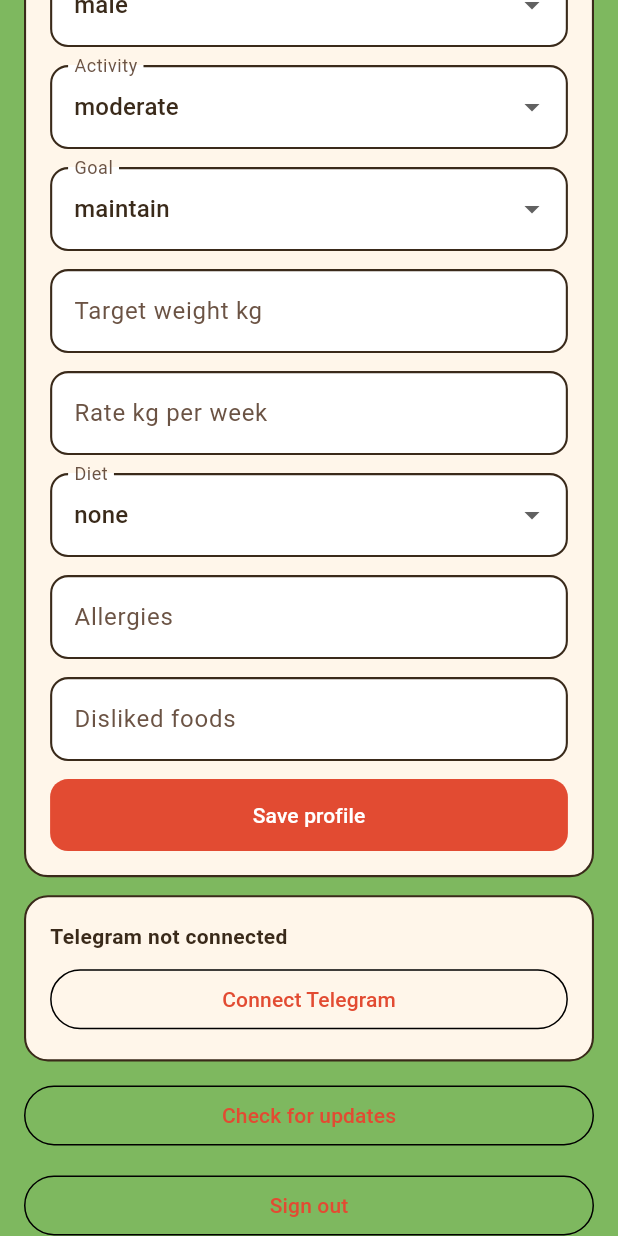
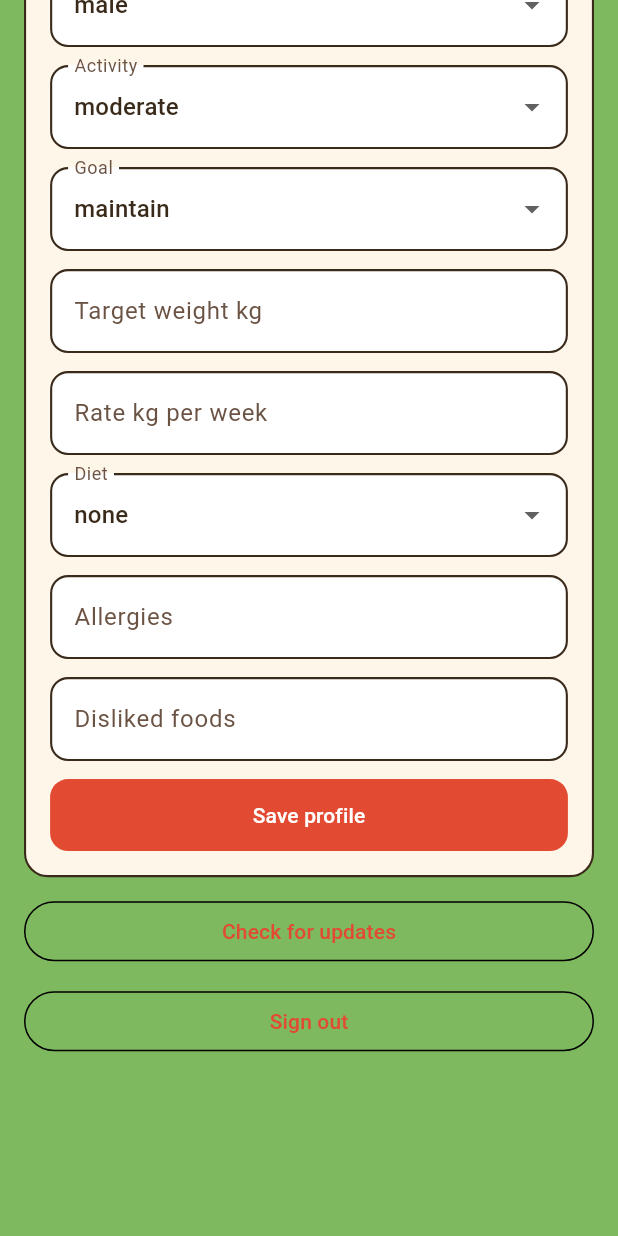
Before and after one commit to PoisonAifih/CaloraApp, a Flutter app: the ProfileScreen widget shown alone on an empty page, opened directly, scrolled down 314 dp, on a phone screen of 412 x 824 dp. Run offline on Flutter 3.47's test engine with Material 3 defaults, Android fonts, the phone set to English and light mode, and no system bars; our stand-ins replace flutter_secure_storage, image_picker, open_filex, package_info_plus; accounts and stored records are empty; network calls fail.

Commit message:
feat: initial app

```diff
--- a/lib/api/calora_client.dart
+++ b/lib/api/calora_client.dart
@@ -103,16 +103,6 @@ class CaloraClient {
     return Analysis.fromJson(json);
   }
 
-  Future<TelegramStatus> telegramStatus() async {
-    final json = await _json('GET', '/api/telegram/status');
-    return TelegramStatus.fromJson(json);
-  }
-
-  Future<BindLink> bindToken() async {
-    final json = await _json('POST', '/api/telegram/bind-token');
-    return BindLink.fromJson(json);
-  }
-
   Future<Map<String, dynamic>> _json(String method, String path, {Map<String, dynamic>? body}) async {
     final response = await _send(method, path, body: body);
     return _decode(response);
--- a/lib/screens/profile_screen.dart
+++ b/lib/screens/profile_screen.dart
@@ -1,5 +1,4 @@
 import 'package:flutter/material.dart';
-import 'package:url_launcher/url_launcher.dart';
 
 import '../api/calora_client.dart';
 import '../api/models.dart';
@@ -30,10 +29,7 @@ class _ProfileScreenState extends State<ProfileScreen> {
   String _timezone = 'Asia/Bangkok';
   bool _busy = false;
   bool _filled = false;
-  bool _askedTelegram = false;
   String? _error;
-  bool? _telegramConnected;
-  String? _bindHint;
 
   @override
   void didChangeDependencies() {
@@ -42,10 +38,6 @@ class _ProfileScreenState extends State<ProfileScreen> {
     if (profile != null && !_filled) {
       _fill(profile);
       _filled = true;
-    }
-    if (!_askedTelegram) {
-      _askedTelegram = true;
-      _loadTelegram();
     }
   }
 
@@ -65,13 +57,6 @@ class _ProfileScreenState extends State<ProfileScreen> {
   }
 
   String _trim(double value) => value.toStringAsFixed(value == value.roundToDouble() ? 0 : 1);
-
-  Future<void> _loadTelegram() async {
-    try {
-      final status = await CaloraScope.of(context).client.telegramStatus();
-      if (mounted) setState(() => _telegramConnected = status.connected);
-    } catch (_) {}
-  }
 
   @override
   void dispose() {
@@ -126,20 +111,6 @@ class _ProfileScreenState extends State<ProfileScreen> {
     }
   }
 
-  Future<void> _connectTelegram() async {
-    try {
-      final link = await CaloraScope.of(context).client.bindToken();
-      if (link.deepLink != null) {
-        final opened = await launchUrl(Uri.parse(link.deepLink!), mode: LaunchMode.externalApplication);
-        if (!opened && mounted) setState(() => _bindHint = link.startPayload);
-      } else if (mounted) {
-        setState(() => _bindHint = link.startPayload);
-      }
-    } on CaloraException catch (error) {
-      if (mounted) setState(() => _error = error.message);
-    }
-  }
-
   @override
   Widget build(BuildContext context) {
     return ListView(
@@ -168,18 +139,6 @@ class _ProfileScreenState extends State<ProfileScreen> {
               ],
               const SizedBox(height: 12),
               FilledButton(onPressed: _busy ? null : _save, child: const Text('Save profile')),
-            ],
-          ),
-        ),
-        const SizedBox(height: 12),
-        CaloraCard(
-          child: Column(
-            crossAxisAlignment: CrossAxisAlignment.stretch,
-            children: [
-              Text(_telegramConnected == true ? 'Telegram connected' : 'Telegram not connected', style: const TextStyle(fontWeight: FontWeight.w700)),
-              if (_bindHint != null) Text('Start the bot with $_bindHint', style: const TextStyle(color: CaloraColors.inkMuted)),
-              const SizedBox(height: 8),
-              OutlinedButton(onPressed: _connectTelegram, child: const Text('Connect Telegram')),
             ],
           ),
         ),
```
Also changed, not shown: lib/api/models.dart (+0 -29 lines).
